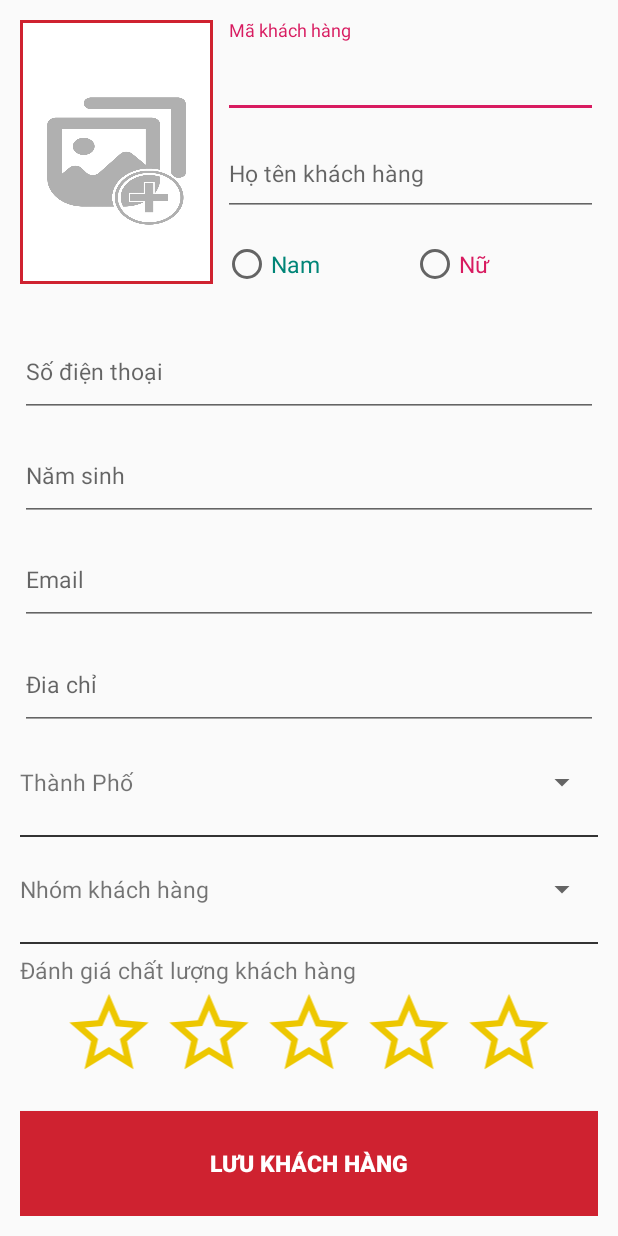
After one commit to duongtricn2c/LeoCosmeticsShop, an Android app: the layout fragment_new_customer.xml on its own in the app's theme, with its tools: preview values and no code run, on a phone screen of 412 x 824 dp. The commit adds this screen. Run offline under Robolectric (Android 15) with nearby library versions, the phone set to English and light mode, and no system bars.

Commit message:
commit fragment layout add Customer

```diff
--- a/app/build.gradle
+++ b/app/build.gradle
@@ -45,6 +45,8 @@ dependencies {
     implementation 'com.intuit.sdp:sdp-android:1.0.6'
     //noinspection GradleDynamicVersion
     implementation 'pl.droidsonroids.gif:android-gif-drawable:1.1.+'
-    implementation 'com.google.android.material:material:1.2.0-alpha01'
+    implementation 'com.google.android.material:material:1.2.0-alpha02'
     implementation 'com.github.lecho:hellocharts-android:v1.5.8'
+    //noinspection GradleCompatible
+    implementation 'com.android.support:design:28.0.0'
 }
--- a/app/src/main/AndroidManifest.xml
+++ b/app/src/main/AndroidManifest.xml
@@ -1,6 +1,8 @@
 <?xml version="1.0" encoding="utf-8"?>
 <manifest xmlns:android="http://schemas.android.com/apk/res/android"
     package="com.dvtri.leo_cosmetic_2710">
+
+    <uses-permission android:name="android.permission.READ_EXTERNAL_STORAGE"/>
 
     <application
         android:allowBackup="true"
--- /dev/null
+++ b/app/src/main/java/com/dvtri/leo_cosmetic_2710/Util/Utility.kt
@@ -0,0 +1,4 @@
+package com.dvtri.leo_cosmetic_2710.Util
+
+class Utility {
+}
--- a/app/src/main/res/layout/activity_login.xml
+++ b/app/src/main/res/layout/activity_login.xml
@@ -286,12 +286,14 @@
             <pl.droidsonroids.gif.GifTextView
                 android:id="@+id/bgImgLogin"
                 android:layout_width="@dimen/_400sdp"
-                android:layout_height="@dimen/_400sdp"
+                android:layout_height="@dimen/_300sdp"
                 android:layout_centerInParent="true"
                 android:background="@drawable/ripple"
                 android:visibility="invisible" />
 
             <ImageView
+                android:background="@drawable/bg_avt"
+                android:padding="@dimen/_5sdp"
                 android:id="@+id/imgLogin"
                 android:layout_width="@dimen/_150sdp"
                 android:layout_height="@dimen/_150sdp"
--- a/app/src/main/res/layout/fragment_customers.xml
+++ b/app/src/main/res/layout/fragment_customers.xml
@@ -8,8 +8,8 @@
     <RelativeLayout
         android:layout_width="match_parent"
         android:layout_height="match_parent"
-        android:layout_above="@+id/addCustomer"
-        android:orientation="vertical">
+        android:layout_above="@+id/btnAddCustomer"
+        tools:ignore="UnknownId">
 
         <LinearLayout
             android:layout_width="match_parent"
@@ -39,7 +39,7 @@
     </RelativeLayout>
 
     <Button
-        android:id="@+id/addCustomer"
+        android:id="@+id/btnAddCustomer"
         android:layout_width="match_parent"
         android:layout_height="@dimen/_30sdp"
         android:layout_alignParentBottom="true"
--- /dev/null
+++ b/app/src/main/res/layout/fragment_new_customer.xml
@@ -0,0 +1,267 @@
+<?xml version="1.0" encoding="utf-8"?>
+<LinearLayout xmlns:android="http://schemas.android.com/apk/res/android"
+    xmlns:app="http://schemas.android.com/apk/res-auto"
+    xmlns:tools="http://schemas.android.com/tools"
+    android:layout_width="match_parent"
+    android:layout_height="match_parent"
+    android:orientation="vertical"
+    tools:context=".fragment.customers.FragmentNewCustomer">>
+
+    <LinearLayout
+        android:layout_width="match_parent"
+        android:layout_height="@dimen/_150sdp"
+        android:layout_marginTop="@dimen/_10sdp"
+        android:layout_marginLeft="@dimen/_10sdp"
+        android:layout_marginRight="@dimen/_10sdp"
+        android:orientation="horizontal"
+        tools:ignore="DisableBaselineAlignment">
+
+        <LinearLayout
+            android:layout_width="match_parent"
+            android:layout_height="match_parent"
+            android:layout_weight="2"
+            android:layout_marginBottom="@dimen/_15sdp"
+            android:padding="@dimen/_3sdp"
+            android:background="@drawable/bg_avatar">
+
+            <ImageView
+                android:scaleType="centerCrop"
+                android:id="@+id/imgSelectAvatar"
+                android:layout_width="match_parent"
+                android:layout_height="match_parent"
+                android:background="@drawable/img_background"
+                android:layout_margin="@dimen/_1sdp"
+                tools:ignore="ContentDescription" />
+        </LinearLayout>
+
+        <LinearLayout
+            android:layout_width="match_parent"
+            android:layout_height="match_parent"
+            android:layout_marginLeft="@dimen/_5sdp"
+            android:layout_weight="1"
+            android:orientation="vertical">
+
+            <com.google.android.material.textfield.TextInputLayout
+                android:layout_width="match_parent"
+                android:layout_height="match_parent"
+                android:layout_weight="1">
+
+                <com.google.android.material.textfield.TextInputEditText
+                    android:layout_width="match_parent"
+                    android:layout_height="match_parent"
+                    android:textSize="@dimen/_12sdp"
+                    android:hint="Mã khách hàng"
+                    app:hintAnimationEnabled="true"
+                    app:hintEnabled="true" />
+            </com.google.android.material.textfield.TextInputLayout>
+
+            <com.google.android.material.textfield.TextInputLayout
+                android:layout_width="match_parent"
+                android:layout_height="match_parent"
+                android:layout_weight="1">
+
+                <com.google.android.material.textfield.TextInputEditText
+                    android:layout_width="match_parent"
+                    android:layout_height="match_parent"
+                    android:textSize="@dimen/_12sdp"
+                    android:hint="Họ tên khách hàng"
+                    app:hintAnimationEnabled="true"
+                    app:hintEnabled="true" />
+            </com.google.android.material.textfield.TextInputLayout>
+
+
+
+            <RadioGroup
+                android:layout_width="match_parent"
+                android:layout_height="match_parent"
+                android:layout_weight="1"
+                android:orientation="horizontal">
+
+                <RadioButton
+                    android:layout_width="match_parent"
+                    android:layout_height="match_parent"
+                    android:layout_weight="1"
+                    android:textSize="@dimen/_12sdp"
+                    android:textColor="@color/colorPrimary"
+                    android:text="Nam" />
+
+                <RadioButton
+                    android:layout_width="match_parent"
+                    android:layout_height="match_parent"
+                    android:layout_weight="1"
+                    android:textSize="@dimen/_12sdp"
+                    android:textColor="@color/colorAccent"
+                    android:text="Nữ" />
+            </RadioGroup>
+        </LinearLayout>
+    </LinearLayout>
+
+    <LinearLayout
+        android:layout_marginBottom="@dimen/_10sdp"
+        android:layout_marginRight="@dimen/_10sdp"
+        android:layout_marginLeft="@dimen/_10sdp"
+        android:orientation="vertical"
+        android:layout_width="match_parent"
+        android:layout_height="match_parent"
+        tools:ignore="UselessLeaf">
+        <com.google.android.material.textfield.TextInputLayout
+            android:layout_width="match_parent"
+            android:layout_height="0dp"
+            android:layout_weight="1">
+            <com.google.android.material.textfield.TextInputEditText
+                android:layout_width="match_parent"
+                android:layout_height="match_parent"
+                android:hint="Số điện thoại"
+                android:inputType="phone"
+                android:textSize="@dimen/_12sdp"
+                app:hintAnimationEnabled="true"
+                app:hintEnabled="true" />
+        </com.google.android.material.textfield.TextInputLayout>
+        <com.google.android.material.textfield.TextInputLayout
+            android:layout_width="match_parent"
+            android:layout_height="0dp"
+            android:layout_weight="1">
+
+            <com.google.android.material.textfield.TextInputEditText
+                android:layout_width="match_parent"
+                android:layout_height="match_parent"
+                android:hint="Năm sinh"
+                android:inputType="number"
+                android:textSize="@dimen/_12sdp"
+                app:hintAnimationEnabled="true"
+                app:hintEnabled="true" />
+        </com.google.android.material.textfield.TextInputLayout>
+        <com.google.android.material.textfield.TextInputLayout
+            android:layout_width="match_parent"
+            android:layout_height="0dp"
+            android:layout_weight="1">
+
+            <com.google.android.material.textfield.TextInputEditText
+                android:layout_width="match_parent"
+                android:layout_height="match_parent"
+                android:hint="Email"
+                android:inputType="textEmailAddress"
+                android:textSize="@dimen/_12sdp"
+                app:hintAnimationEnabled="true"
+                app:hintEnabled="true" />
+        </com.google.android.material.textfield.TextInputLayout>
+        <com.google.android.material.textfield.TextInputLayout
+            android:layout_width="match_parent"
+            android:layout_height="0dp"
+            android:layout_weight="1">
+
+            <com.google.android.material.textfield.TextInputEditText
+                android:layout_width="match_parent"
+                android:layout_height="match_parent"
+                android:textSize="@dimen/_12sdp"
+                android:hint="Đia chỉ"
+                app:hintAnimationEnabled="true"
+                app:hintEnabled="true" />
+        </com.google.android.material.textfield.TextInputLayout>
+
+        <LinearLayout
+            android:orientation="horizontal"
+            android:layout_weight="1"
+            android:layout_width="match_parent"
+            android:layout_height="0dp">
+            <TextView
+                android:textSize="@dimen/_12sdp"
+                android:gravity="center_vertical"
+                android:text="Thành Phố"
+                android:layout_weight="1"
+                android:layout_width="0dp"
+                android:layout_height="match_parent"
+                tools:ignore="NestedWeights" />
+            <Spinner
+                android:textSize="@dimen/_12sdp"
+                android:layout_weight="1"
+                android:layout_width="0dp"
+                android:layout_height="match_parent"/>
+        </LinearLayout>
+        <TextView
+            android:layout_width="match_parent"
+            android:layout_height="@dimen/dp_1"
+            android:background="@color/colorGrayBlack" />
+        <LinearLayout
+            android:orientation="horizontal"
+            android:layout_weight="1"
+            android:layout_width="match_parent"
+            android:layout_height="0dp">
+            <TextView
+                android:textSize="@dimen/_12sdp"
+                android:gravity="center_vertical"
+                android:text="Nhóm khách hàng"
+                android:layout_weight="1"
+                android:layout_width="0dp"
+                android:layout_height="match_parent"
+                tools:ignore="NestedWeights" />
+            <Spinner
+                android:textSize="@dimen/_12sdp"
+                android:layout_weight="1"
+                android:layout_width="0dp"
+                android:layout_height="match_parent"/>
+        </LinearLayout>
+        <TextView
+            android:layout_width="match_parent"
+            android:layout_height="@dimen/dp_1"
+            android:background="@color/colorGrayBlack" />
+        <TextView
+            android:layout_marginTop="@dimen/_5sdp"
+            android:layout_width="match_parent"
+            android:layout_height="wrap_content"
+            android:text="Đánh giá chất lượng khách hàng"
+            android:textSize="@dimen/_12sdp"/>
+        <LinearLayout
+            android:paddingLeft="@dimen/_20sdp"
+            android:paddingRight="@dimen/_20sdp"
+            android:paddingBottom="@dimen/_5sdp"
+            android:orientation="horizontal"
+            android:layout_weight="1"
+            android:layout_width="match_parent"
+            android:layout_height="0dp">
+            <ImageView
+                android:id="@+id/imgStar1"
+                android:src="@drawable/ic_star_border"
+                android:layout_weight="1"
+                android:layout_width="0dp"
+                android:layout_height="match_parent"/>
+            <ImageView
+                android:id="@+id/imgStar2"
+                android:src="@drawable/ic_star_border"
+                android:layout_weight="1"
+                android:layout_width="0dp"
+                android:layout_height="match_parent"/>
+            <ImageView
+                android:id="@+id/imgStar3"
+                android:src="@drawable/ic_star_border"
+                android:layout_weight="1"
+                android:layout_width="0dp"
+                android:layout_height="match_parent"/>
+            <ImageView
+                android:id="@+id/imgStar4"
+                android:src="@drawable/ic_star_border"
+                android:layout_weight="1"
+                android:layout_width="0dp"
+                android:layout_height="match_parent"/>
+            <ImageView
+                android:id="@+id/imgStar5"
+                android:src="@drawable/ic_star_border"
+                android:layout_weight="1"
+                android:layout_width="0dp"
+                android:layout_height="match_parent"/>
+        </LinearLayout>
+        <Button
+            android:layout_marginTop="@dimen/_10sdp"
+            android:id="@+id/btnAddCustomer"
+            android:layout_width="match_parent"
+            android:layout_height="0dp"
+            android:layout_weight="1"
+            android:background="@color/textMenuSelect"
+            android:text="@string/save_customer"
+            android:textColor="@color/colorWhite"
+            android:textSize="@dimen/_12sdp"
+            android:textStyle="bold" />
+
+    </LinearLayout>
+
+</LinearLayout>
--- a/app/src/main/res/values/strings.xml
+++ b/app/src/main/res/values/strings.xml
@@ -34,4 +34,5 @@
     <string name="description">Mô tả</string>
     <string name="retail_price">Giá bán lẻ</string>
     <string name="type">Loại</string>
+    <string name="save_customer">Lưu khách hàng</string>
 </resources>
```
Also changed, not shown: app/src/main/java/com/dvtri/leo_cosmetic_2710/fragment/customers/FragmentCustomers.kt (+9 -1 lines), app/src/main/java/com/dvtri/leo_cosmetic_2710/fragment/customers/FragmentNewCustomer.kt (added, +140 -0 lines), app/src/main/res/drawable/bg_avt.xml (added, +8 -0 lines), app/src/main/res/drawable/ic_add_photo.xml (added, +10 -0 lines), app/src/main/res/drawable/img_background.png (added), 1 other file.
